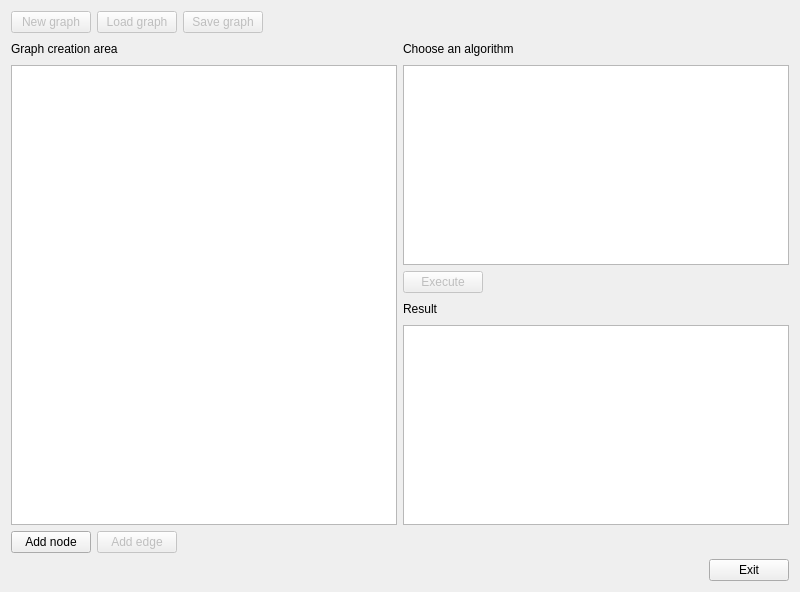
Old version of the form Forms/mainmenu.ui in the repository ajzenhamernikola/GiA.
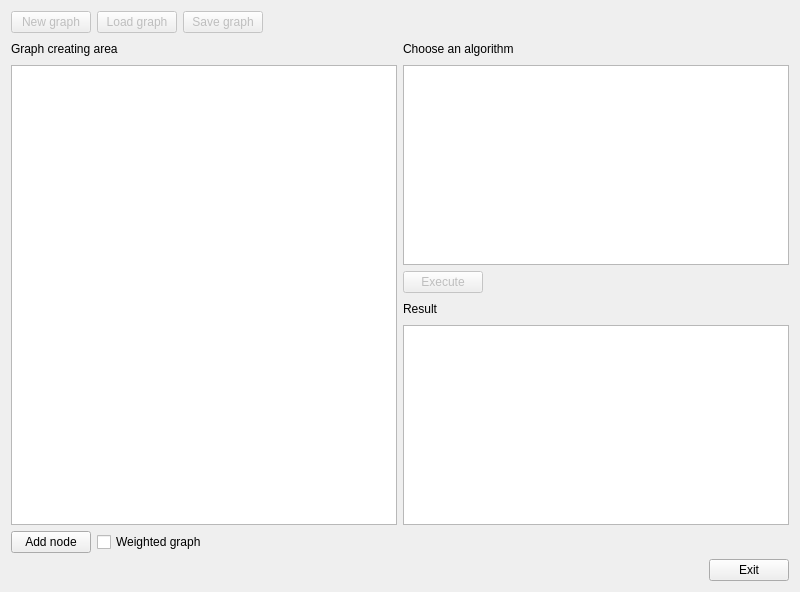
New version of the form.

```diff
--- a/Forms/mainmenu.ui
+++ b/Forms/mainmenu.ui
@@ -76,7 +76,7 @@
          <item>
           <widget class="QLabel" name="label_2">
            <property name="text">
-            <string>Graph creation area</string>
+            <string>Graph creating area</string>
            </property>
           </widget>
          </item>
@@ -221,12 +221,9 @@
       </widget>
      </item>
      <item>
-      <widget class="QPushButton" name="pb_addEdge">
-       <property name="enabled">
-        <bool>false</bool>
-       </property>
+      <widget class="QCheckBox" name="cb_weighted">
        <property name="text">
-        <string>Add edge</string>
+        <string>Weighted graph</string>
        </property>
       </widget>
      </item>
```
